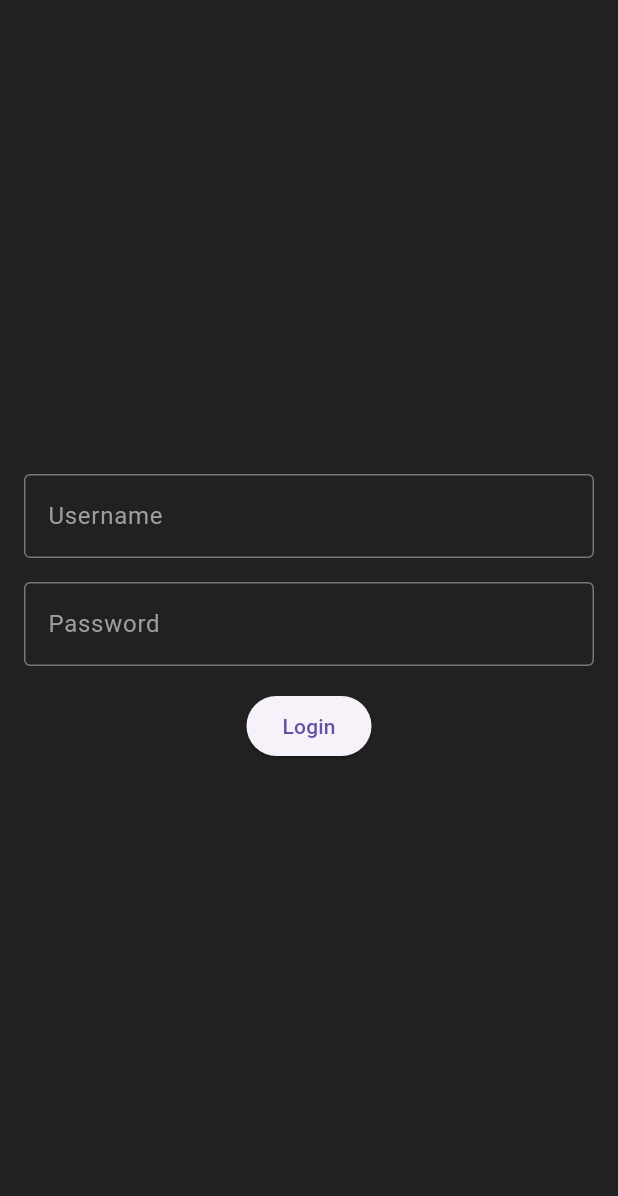
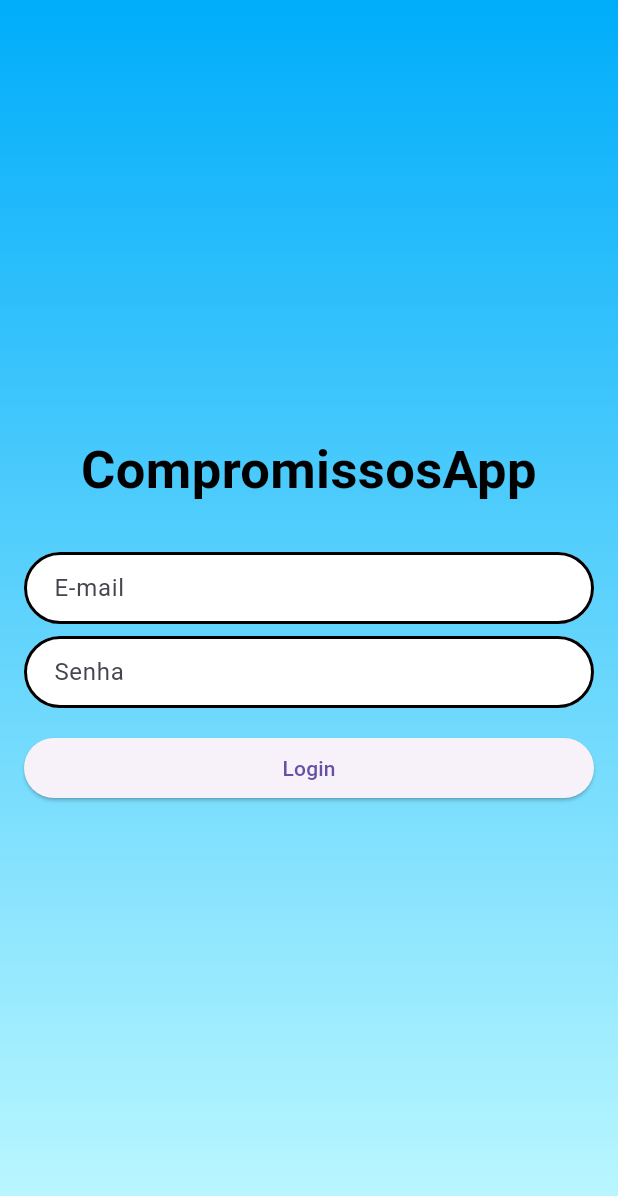
Before and after one commit to josevictormouraa/app-compromissos, a Flutter app: the screen it shows after launch, on a phone screen of 412 x 824 dp. Shown: the top 1196 px of the screen. Run offline on Flutter 3.47's test engine with Material 3 defaults, Android fonts, the light colour scheme and no system bars.

Commit message:
att validacao dela autenticacao

```diff
--- /dev/null
+++ b/lib/componetes/cores.dart
@@ -0,0 +1,7 @@
+import 'package:flutter/material.dart';
+
+class Cores{
+  static const Color azulEscuro = Color(0xFF0A6D92);
+  static const Color azulTopoGradiente = Color(0xFF00ADFA);
+  static const Color azulBaixoGradiente = Color(0xFFBFF9FF);
+}
--- /dev/null
+++ b/lib/componetes/style_decoracao.dart
@@ -0,0 +1,29 @@
+import 'package:flutter/material.dart';
+
+InputDecoration getAuthenticationInputDecoration(String label){
+  return InputDecoration(
+    hintText: label,
+    fillColor: Colors.white,
+    filled: true,
+    contentPadding: const EdgeInsets.fromLTRB(16, 8, 16, 8),
+    border: OutlineInputBorder(
+      borderRadius: BorderRadius.circular(64)
+    ),
+    enabledBorder: OutlineInputBorder(
+      borderRadius: BorderRadius.circular(64),
+      borderSide: const BorderSide(color: Colors.black, width: 2),
+    ),
+    focusedBorder: OutlineInputBorder(
+      borderRadius: BorderRadius.circular(64),
+      borderSide: const BorderSide(color: Color.fromARGB(255, 48, 31, 197), width: 4),
+    ),
+    errorBorder: OutlineInputBorder(
+      borderRadius: BorderRadius.circular(64),
+      borderSide: const BorderSide(color: Color.fromARGB(255, 255, 0, 0), width: 2),
+    ),
+    focusedErrorBorder: OutlineInputBorder(
+      borderRadius: BorderRadius.circular(64),
+      borderSide: const BorderSide(color: Color.fromARGB(255, 48, 31, 197), width: 4),
+    )
+  );
+}
--- a/lib/telas/autenticacao.dart
+++ b/lib/telas/autenticacao.dart
@@ -1,6 +1,7 @@
-// auth_screen.dart
+import 'package:app_compromissos/componetes/cores.dart';
+import 'package:app_compromissos/componetes/style_decoracao.dart';
+import 'package:app_compromissos/telas/home.dart';
 import 'package:flutter/material.dart';
-import 'package:app_compromissos/telas/home.dart'; // Assuming your home screen is in a file named home.dart
 
 class AuthScreen extends StatefulWidget {
   const AuthScreen({Key? key}) : super(key: key);
@@ -10,54 +11,107 @@ class AuthScreen extends StatefulWidget {
 }
 
 class _AuthScreenState extends State<AuthScreen> {
-  TextEditingController _usernameController = TextEditingController();
-  TextEditingController _passwordController = TextEditingController();
+  final _formKey = GlobalKey<FormState>();
+
+  final TextEditingController _emailController = TextEditingController();
+  final TextEditingController _senhaController = TextEditingController();
 
   @override
   Widget build(BuildContext context) {
     return Scaffold(
       backgroundColor: Colors.grey.shade900,
-      body: Padding(
+      body: Stack(
+        children: [
+          Container(
+            decoration: const BoxDecoration(
+              gradient: LinearGradient(
+                begin: Alignment.topCenter,
+                end: Alignment.bottomCenter,
+                colors: [
+                  Cores.azulTopoGradiente,
+                  Cores.azulBaixoGradiente
+                ],
+              ),
+            ),
+          ),
+          // Componente formulário
+          Padding(
             padding: const EdgeInsets.all(16.0),
+            child: Form(
+              key: _formKey,
+              child: Center(
+                child: SingleChildScrollView(
                   child: Column(
                     mainAxisAlignment: MainAxisAlignment.center,
+                    crossAxisAlignment: CrossAxisAlignment.stretch,
                     children: [
-            TextField(
-              controller: _usernameController,
-              style: const TextStyle(color: Colors.white),
-              decoration: const InputDecoration(
-                hintText: 'Username',
-                hintStyle: TextStyle(color: Colors.grey),
-                border: OutlineInputBorder(),
+                      // Image.asset('assets/compromisso.png', height: 128, color: Colors.white,),
+                      const Text(
+                        "CompromissosApp",
+                        textAlign: TextAlign.center,
+                        style: TextStyle(
+                          fontSize: 35,
+                          fontWeight: FontWeight.bold,
+                          color: Colors.black,
                         ),
                       ),
-            const SizedBox(height: 16),
-            TextField(
-              controller: _passwordController,
+                      const SizedBox(height: 30),
+                      TextFormField(
+                        controller: _emailController,
+                        decoration: getAuthenticationInputDecoration("E-mail"),
+                        validator: (String? value) {
+                          // Validate email format
+                          if (value == null) {
+                            return "O e-mail não pode ser vazio!";
+                          }
+                          if (value.length < 5) {
+                            return "O e-mail é muito curto!";
+                          }
+                          if (!value.contains("@")) {
+                            return "Parece que voce esqueceu o @";
+                          }
+                          return null;
+                        },
+                      ),
+                      const SizedBox(height: 8),
+                      TextFormField(
+                        controller: _senhaController,
+                        decoration: getAuthenticationInputDecoration("Senha"),
                         obscureText: true,
-              style: const TextStyle(color: Colors.white),
-              decoration: const InputDecoration(
-                hintText: 'Password',
-                hintStyle: TextStyle(color: Colors.grey),
-                border: OutlineInputBorder(),
-              ),
+                        validator: (String? value) {
+                          // Validate password length
+                          if (value == null) {
+                            return "A senha não pode ser vazia!";
+                          }
+                          if (value.length < 5) {
+                            return "A senha é muito curta!";
+                          }
+                          return null;
+                        },
                       ),
                       const SizedBox(height: 16),
                       ElevatedButton(
                         onPressed: () {
-                // Navigate to the home screen
+                          if (_formKey.currentState!.validate()) {
+                            // Any email and password combination will be accepted:
                             Navigator.pushReplacement(
                               context,
                               MaterialPageRoute(
                                 builder: (context) => const HomeTelaState(),
                               ),
                             );
+                          }
                         },
                         child: const Text('Login'),
                       ),
                     ],
                   ),
                 ),
+              ),
+            ),
+          ),
+        ],
+      ),
     );
   }
 }
```
Lines whose indentation alone changed are shown as unchanged.
